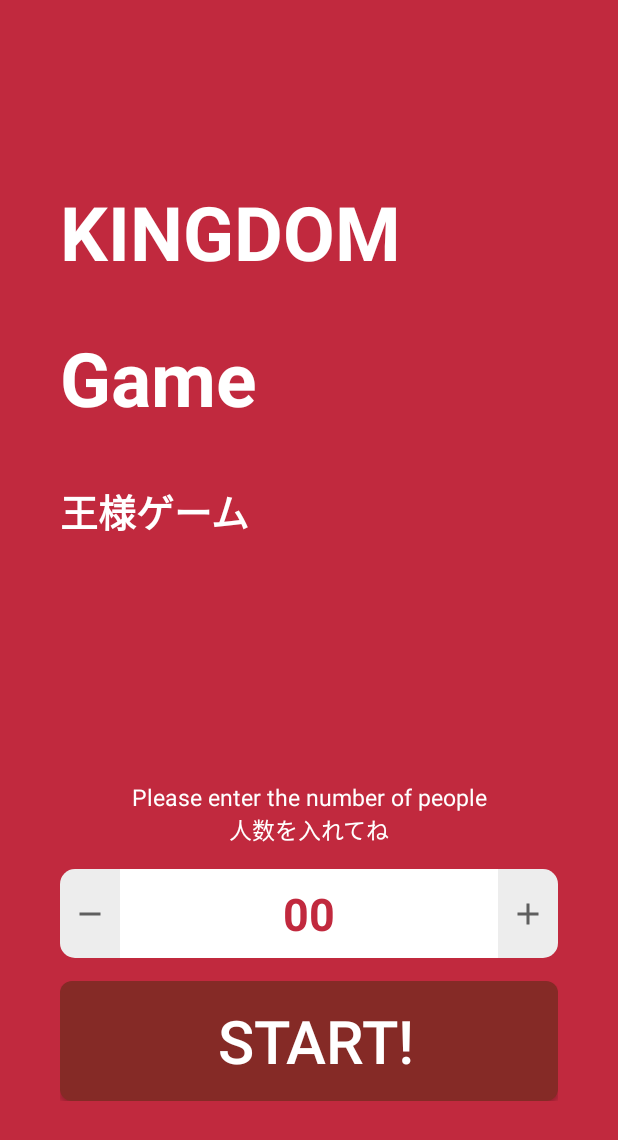
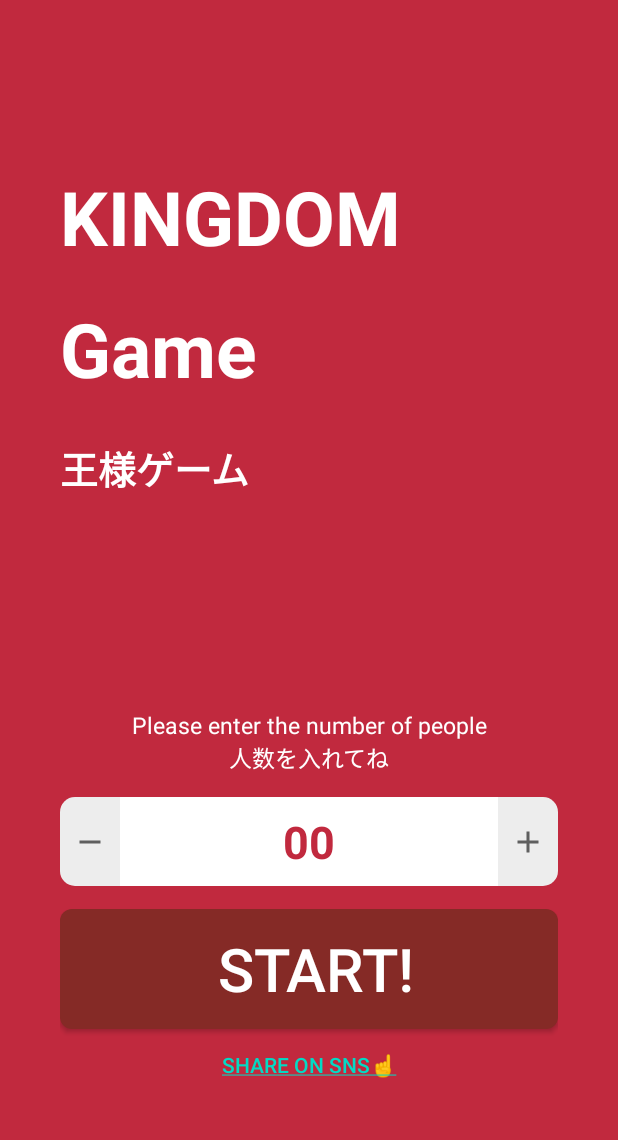
Before and after one commit to naotiiii/king_game_android, an Android app: the screen it shows after launch (MainActivity), on a phone screen of 412 x 824 dp. Shown: the top 1140 px of the screen. Run offline under Robolectric (Android 15) with nearby library versions, the light colour scheme and no system bars; our stand-ins replace AdMob.

Commit message:
シェアボタンを追加

```diff
--- a/app/src/main/res/layout/activity_main.xml
+++ b/app/src/main/res/layout/activity_main.xml
@@ -154,8 +154,23 @@
             android:paddingStart="20dp"
             app:layout_constraintStart_toStartOf="parent"
             app:layout_constraintEnd_toEndOf="parent"
+            app:layout_constraintBottom_toTopOf="@id/shared_button"
+            />
+
+        <Button
+            android:id="@+id/shared_button"
+            android:layout_width="0dp"
+            android:layout_height="wrap_content"
+            android:layout_marginTop="10dp"
+            android:background="@color/clear"
+            android:text="@string/shared_sns"
+            android:textStyle=""
+            android:textColor="@color/teal_200"
             app:layout_constraintBottom_toBottomOf="parent"
+            app:layout_constraintStart_toStartOf="parent"
+            app:layout_constraintEnd_toEndOf="parent"
             />
+
 
     </androidx.constraintlayout.widget.ConstraintLayout>
 
--- a/app/src/main/res/values/strings.xml
+++ b/app/src/main/res/values/strings.xml
@@ -11,6 +11,11 @@
     <string name="confirmed">Confirmed</string>
     <string name="king">KING</string>
     <string name="role_explain">Check the number and press the button\n番号を確認し、ボタンを押してください</string>
+
+    <!-- シェア系 -->
+    <string name="shared_sns"><u>Share on SNS☝️</u></string>
+    <string name="shared_sns_subject">定番 王様ゲーム</string>
+    <string name="shared_sns_message">もう割り箸を無駄にしない!!!\n王様ゲームは、アプリでやる時代!\nhttps://play.google.com/store/apps/details?id=com.hato.king_game</string>
 
     <!--AdMob 広告-->
     <string name="ad_view_advertising_banner_id">ca-app-pub-8858591747711781/1646509306</string>
```
Also changed, not shown: app/src/main/java/com/hato/king_game/Activity/MainActivity.java (+16 -0 lines), app/src/main/java/com/hato/king_game/Activity/PlayActivity.java (+18 -0 lines), app/src/main/res/layout/activity_play.xml (+14 -2 lines).
